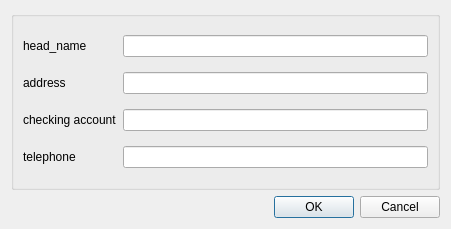
Old version of the form customerNewRecordDialog.ui in the repository TatianaLebedik/design-bureau-database-manager.
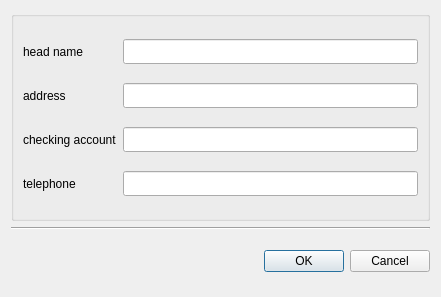
New version of the form. Icons and pictures are not drawn.

What changed in the file:
```diff
--- a/customerNewRecordDialog.ui
+++ b/customerNewRecordDialog.ui
@@ -6,15 +6,59 @@
    <rect>
     <x>0</x>
     <y>0</y>
-    <width>451</width>
-    <height>229</height>
+    <width>441</width>
+    <height>297</height>
    </rect>
   </property>
+  <property name="minimumSize">
+   <size>
+    <width>441</width>
+    <height>297</height>
+   </size>
+  </property>
+  <property name="maximumSize">
+   <size>
+    <width>441</width>
+    <height>297</height>
+   </size>
+  </property>
   <property name="windowTitle">
    <string>Dialog</string>
   </property>
   <layout class="QGridLayout" name="gridLayout">
-   <item row="0" column="0">
+   <item row="2" column="1">
+    <widget class="QDialogButtonBox" name="buttonBox">
+     <property name="orientation">
+      <enum>Qt::Horizontal</enum>
+     </property>
+     <property name="standardButtons">
+      <set>QDialogButtonBox::Cancel|QDialogButtonBox::Ok</set>
+     </property>
+    </widget>
+   </item>
+   <item row="2" column="0">
+    <widget class="QLabel" name="label">
+     <property name="minimumSize">
+      <size>
+       <width>50</width>
+       <height>50</height>
+      </size>
+     </property>
+     <property name="maximumSize">
+      <size>
+       <width>50</width>
+       <height>50</height>
+      </size>
+     </property>
+     <property name="styleSheet">
+      <string notr="true">image: url(:/rec/img/icons8-demand-50.png);</string>
+     </property>
+     <property name="text">
+      <string/>
+     </property>
+    </widget>
+   </item>
+   <item row="0" column="0" colspan="2">
     <widget class="QGroupBox" name="groupBox_2">
      <property name="title">
       <string/>
@@ -22,6 +66,11 @@
      <layout class="QGridLayout" name="gridLayout_6">
       <item row="0" column="1">
        <widget class="QLineEdit" name="customer_head_name_lineEdit">
+        <property name="font">
+         <font>
+          <family>Tibetan Machine Uni</family>
+         </font>
+        </property>
         <property name="maxLength">
          <number>30</number>
         </property>
@@ -29,6 +78,11 @@
       </item>
       <item row="1" column="1">
        <widget class="QLineEdit" name="customer_address_lineEdit">
+        <property name="font">
+         <font>
+          <family>Tibetan Machine Uni</family>
+         </font>
+        </property>
         <property name="maxLength">
          <number>30</number>
         </property>
@@ -51,12 +105,17 @@
       <item row="0" column="0">
        <widget class="QLabel" name="label_4">
         <property name="text">
-         <string>head_name</string>
+         <string>head name</string>
         </property>
        </widget>
       </item>
       <item row="2" column="1">
        <widget class="QLineEdit" name="customer_checking_account_lineEdit">
+        <property name="font">
+         <font>
+          <family>Tibetan Machine Uni</family>
+         </font>
+        </property>
         <property name="maxLength">
          <number>20</number>
         </property>
@@ -71,6 +130,11 @@
       </item>
       <item row="3" column="1">
        <widget class="QLineEdit" name="customer_telephone_ineEdit">
+        <property name="font">
+         <font>
+          <family>Tibetan Machine Uni</family>
+         </font>
+        </property>
         <property name="maxLength">
          <number>20</number>
         </property>
@@ -79,14 +143,11 @@
      </layout>
     </widget>
    </item>
-   <item row="1" column="0">
-    <widget class="QDialogButtonBox" name="buttonBox">
+   <item row="1" column="0" colspan="2">
+    <widget class="Line" name="line">
      <property name="orientation">
       <enum>Qt::Horizontal</enum>
      </property>
-     <property name="standardButtons">
-      <set>QDialogButtonBox::Cancel|QDialogButtonBox::Ok</set>
-     </property>
     </widget>
    </item>
   </layout>
```
Left out of the diff: 2 changed lines with no effect on the pictures.
